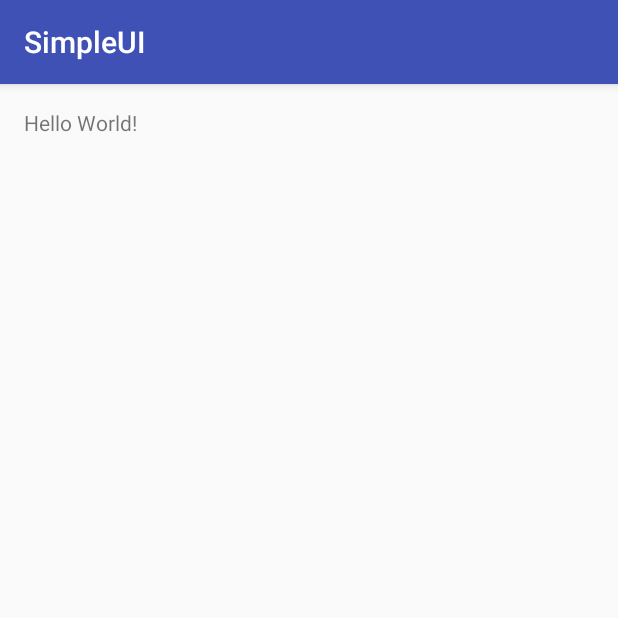
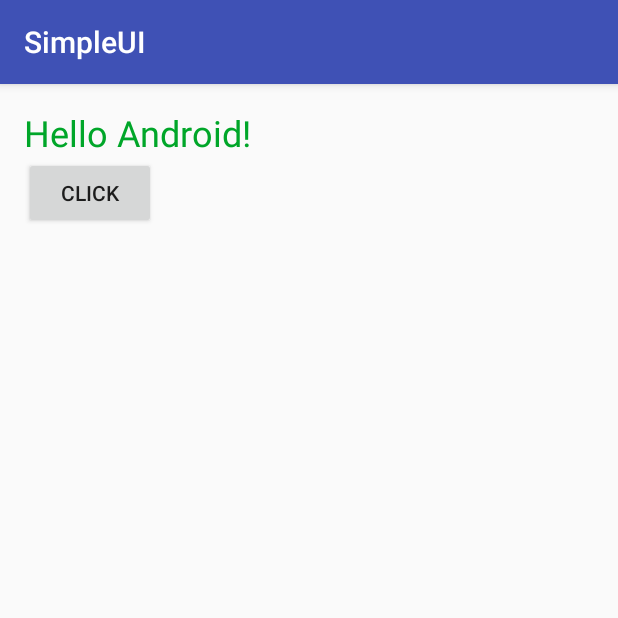
Before and after one commit to pibomb/android-class, an Android app: the screen it shows after launch (MainActivity), on a phone screen of 412 x 824 dp, the top half of it. Run offline under Robolectric (Android 15) with nearby library versions, the phone set to English and light mode, and no system bars.

Commit message:
Add Button
Added button and a click function, which triggers a text change.

```diff
--- a/SimpleUI/app/src/main/java/com/example/mcmor/simpleui/MainActivity.java
+++ b/SimpleUI/app/src/main/java/com/example/mcmor/simpleui/MainActivity.java
@@ -2,12 +2,22 @@ package com.example.mcmor.simpleui;
 
 import android.support.v7.app.AppCompatActivity;
 import android.os.Bundle;
+import android.view.View;
+import android.widget.TextView;
 
 public class MainActivity extends AppCompatActivity {
+
+    TextView textView;
 
     @Override
     protected void onCreate(Bundle savedInstanceState) {
         super.onCreate(savedInstanceState);
         setContentView(R.layout.activity_main);
+
+        textView = (TextView) findViewById(R.id.textView);
+    }
+
+    public void click(View view) {
+        textView.setText("Hello TextView!!!");
     }
 }
--- a/SimpleUI/app/src/main/res/layout/activity_main.xml
+++ b/SimpleUI/app/src/main/res/layout/activity_main.xml
@@ -12,5 +12,23 @@
     <TextView
         android:layout_width="wrap_content"
         android:layout_height="wrap_content"
-        android:text="Hello World!" />
+        android:text="Hello Android!"
+        android:id="@+id/textView"
+        android:layout_alignParentTop="true"
+        android:layout_alignParentLeft="true"
+        android:layout_alignParentStart="true"
+        android:textSize="24dp"
+        android:textColor="#00a629" />
+
+    <Button
+        android:layout_width="wrap_content"
+        android:layout_height="wrap_content"
+        android:text="Click"
+        android:id="@+id/button"
+        android:layout_alignParentLeft="true"
+        android:layout_alignParentStart="true"
+        android:layout_below="@+id/textView"
+        android:layout_alignParentTop="false"
+        android:layout_alignParentBottom="false"
+        android:onClick="click" />
 </RelativeLayout>
```
